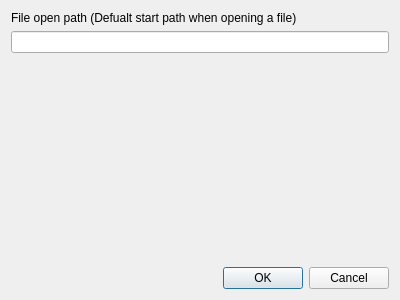
This is settingsdialog.ui in timsterzel/Ultimate-Label as Qt 5 draws it before an edit. The edited form follows.
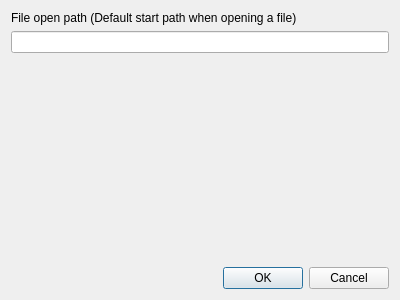
This is the edited form.

Patch:
```diff
--- a/settingsdialog.ui
+++ b/settingsdialog.ui
@@ -17,7 +17,7 @@
    <item>
     <widget class="QLabel" name="label_startPath">
      <property name="text">
-      <string>File open path (Defualt start path when opening a file)</string>
+      <string>File open path (Default start path when opening a file)</string>
      </property>
      <property name="buddy">
       <cstring>lineEdit_startPath</cstring>
```
